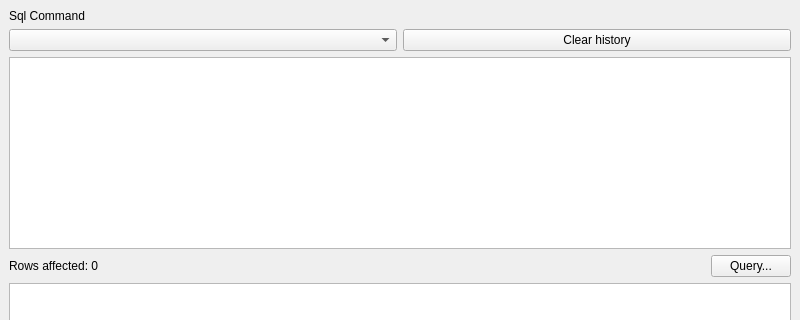
xcarol/wmm-qt, file views/SqlCommandView.ui: the form before one commit; both pictures show x 0 to 800 and y 0 to 320 of the 800 by 600 pixel window.
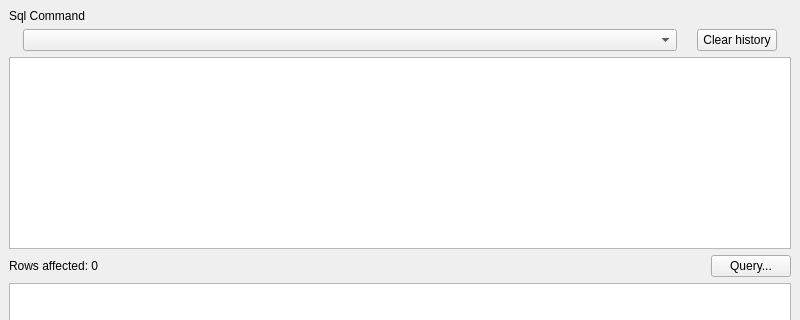
The form after the commit.

Commit message: set max qcombobox with to something reasonable as a hack. It should increase or narrow with window width.

What changed in the file:
```diff
--- a/views/SqlCommandView.ui
+++ b/views/SqlCommandView.ui
@@ -33,10 +33,23 @@
         <item>
          <layout class="QHBoxLayout" name="horizontalLayout_4">
           <item>
-           <widget class="QComboBox" name="historyComboBox"/>
+           <widget class="QComboBox" name="historyComboBox">
+            <property name="maximumSize">
+             <size>
+              <width>654</width>
+              <height>16777215</height>
+             </size>
+            </property>
+           </widget>
           </item>
           <item>
            <widget class="QPushButton" name="clearHistoryButton">
+            <property name="sizePolicy">
+             <sizepolicy hsizetype="Fixed" vsizetype="Fixed">
+              <horstretch>0</horstretch>
+              <verstretch>0</verstretch>
+             </sizepolicy>
+            </property>
             <property name="text">
              <string>Clear history</string>
             </property>
```
